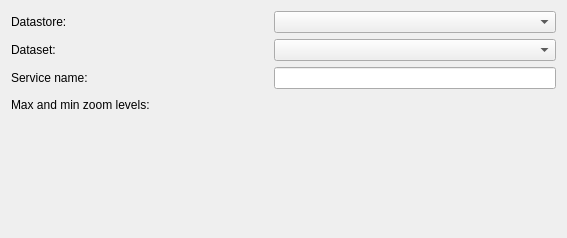
Old version of the form geoplateforme/gui/tile_creation/qwp_tile_generation_edition.ui in the repository JulesGrillot/plugin-qgis-geoplateforme.
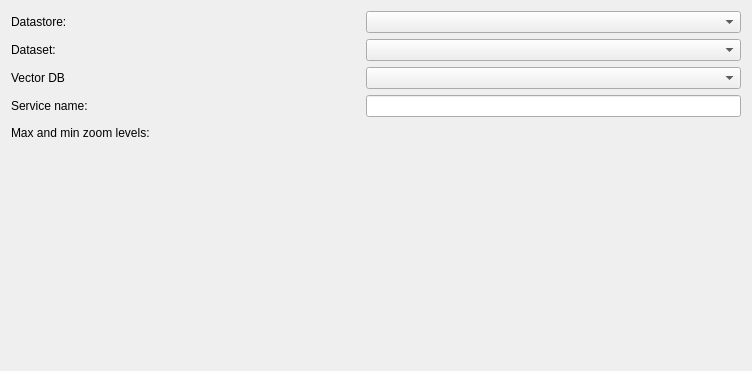
New version of the form. Custom widgets are drawn as their Qt base class.

Commit message: feat(tile generation): add dataset combobox

The edit to the form file:
```diff
--- a/geoplateforme/gui/tile_creation/qwp_tile_generation_edition.ui
+++ b/geoplateforme/gui/tile_creation/qwp_tile_generation_edition.ui
@@ -6,8 +6,8 @@
    <rect>
     <x>0</x>
     <y>0</y>
-    <width>567</width>
-    <height>238</height>
+    <width>752</width>
+    <height>371</height>
    </rect>
   </property>
   <property name="windowTitle">
@@ -57,7 +57,7 @@
    <item row="3" column="0">
     <widget class="QLabel" name="lbl_stored_data">
      <property name="text">
-      <string>Dataset:</string>
+      <string>Vector DB</string>
      </property>
     </widget>
    </item>
@@ -120,6 +120,16 @@
      </property>
     </widget>
    </item>
+   <item row="2" column="0">
+    <widget class="QLabel" name="label">
+     <property name="text">
+      <string>Dataset:</string>
+     </property>
+    </widget>
+   </item>
+   <item row="2" column="1" colspan="3">
+    <widget class="DatasetComboBox" name="cbx_dataset"/>
+   </item>
   </layout>
  </widget>
  <customwidgets>
@@ -144,6 +154,11 @@
    <header>geoplateforme.toolbelt.range_slider</header>
    <container>1</container>
   </customwidget>
+  <customwidget>
+   <class>DatasetComboBox</class>
+   <extends>QComboBox</extends>
+   <header>geoplateforme.gui.cbx_dataset</header>
+  </customwidget>
  </customwidgets>
  <resources/>
  <connections/>
```
The commit also changes 1 other file.
